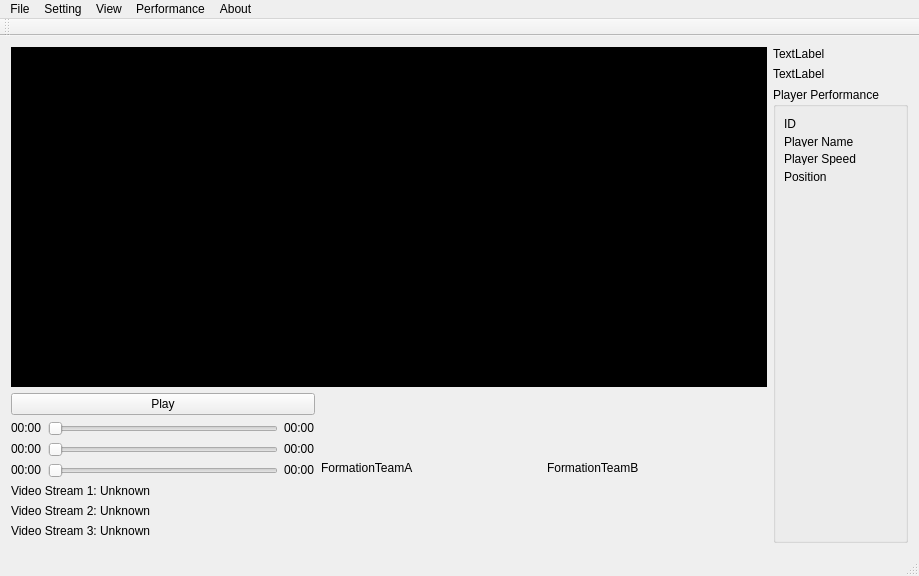
Old version of the form lulusjuni/mainwindow.ui in the repository hammashamzah/tugasakhir.
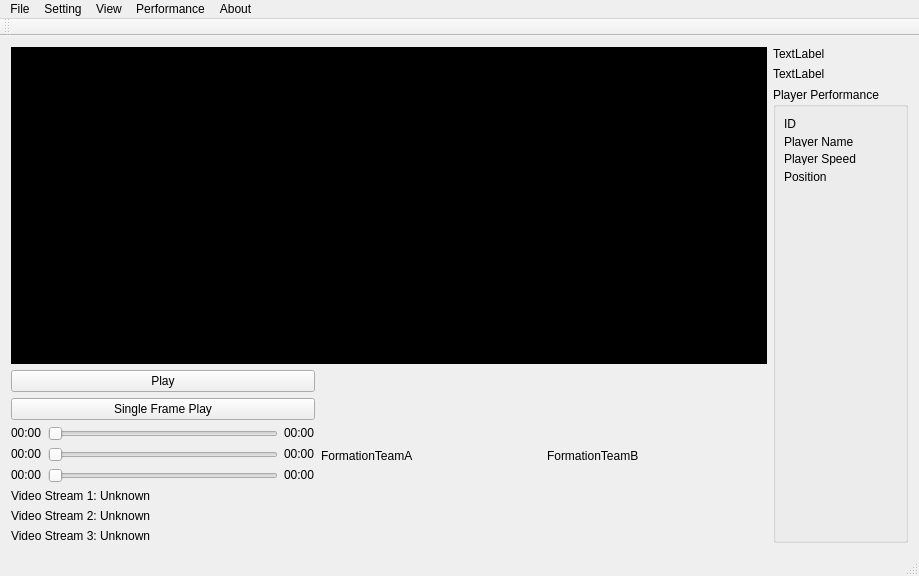
New version of the form. Custom widgets are drawn as their Qt base class.

```diff
--- a/lulusjuni/mainwindow.ui
+++ b/lulusjuni/mainwindow.ui
@@ -55,6 +55,13 @@
               </property>
              </widget>
             </item>
+            <item>
+             <widget class="QPushButton" name="pushButton_single_play">
+              <property name="text">
+               <string>Single Frame Play</string>
+              </property>
+             </widget>
+            </item>
             <item>
              <layout class="QHBoxLayout" name="horizontalLayout">
               <item>
```
